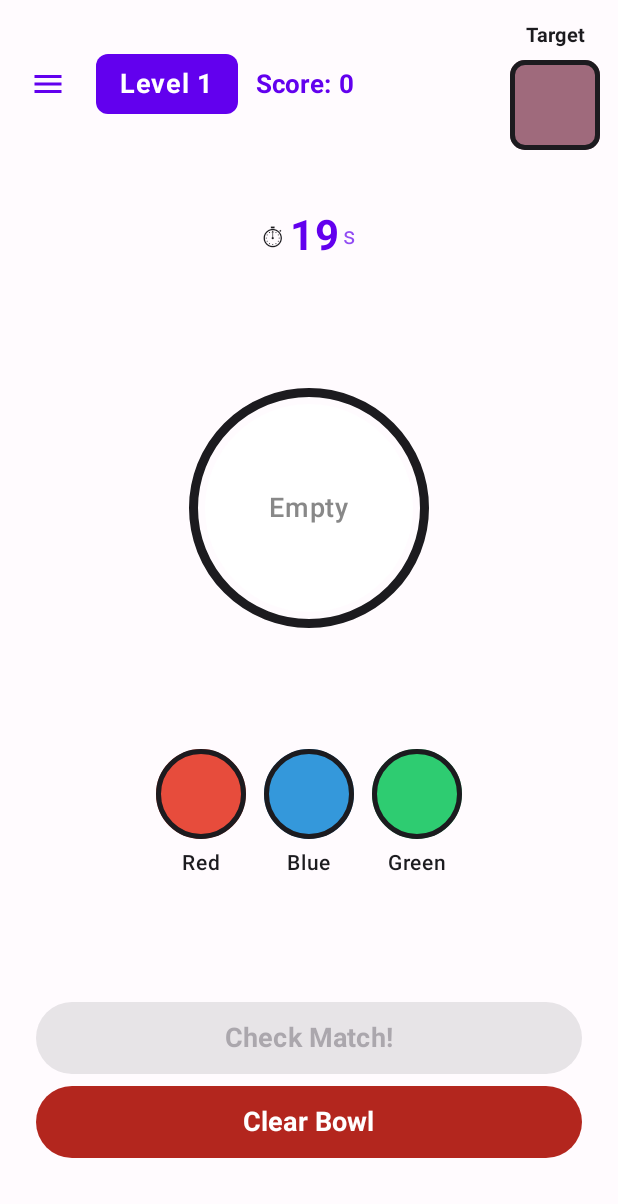
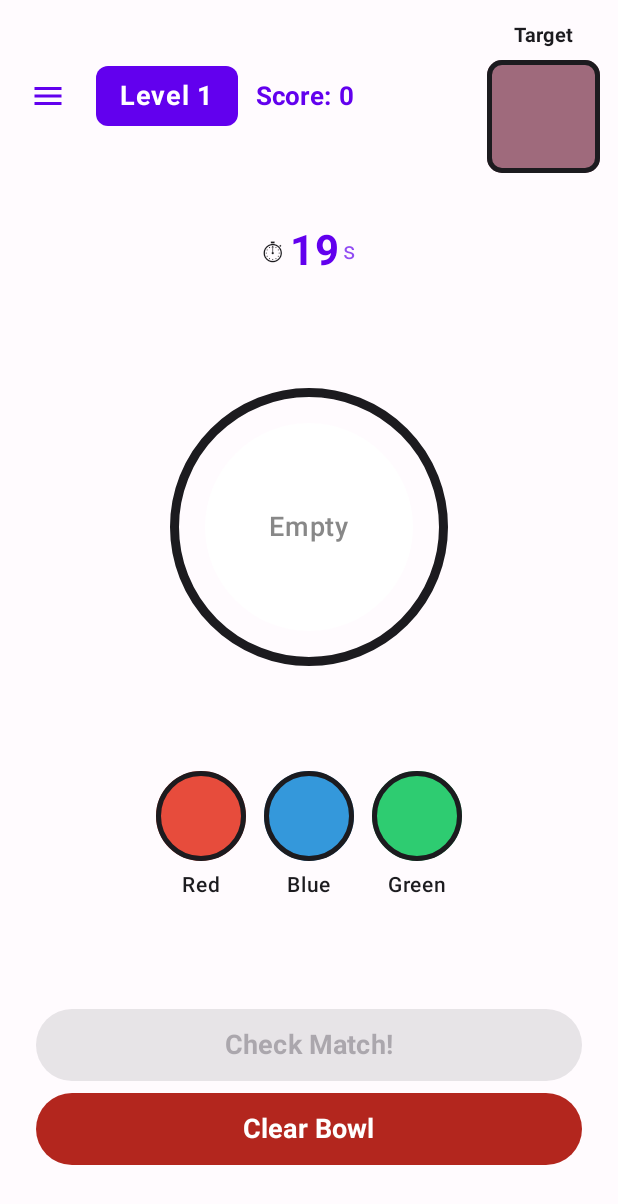
Before and after one commit to HitOdessit/ColorMixLab, an Android app built with Jetpack Compose: the screen it shows after launch (MainActivity), after a tap on "Start Game", on a phone screen of 412 x 824 dp. Shown: the top 1204 px of the screen. Run offline under Robolectric (Android 15) with nearby library versions, the phone set to English and light mode, and no system bars; 3 other taps on this screen came first.

Commit message:
adjusted size of slices in bowl

```diff
--- a/app/src/main/java/com/colormixlab/ui/components/MixingBowl.kt
+++ b/app/src/main/java/com/colormixlab/ui/components/MixingBowl.kt
@@ -118,22 +118,23 @@ fun MixingBowl(
     val isEmpty = animatedSlices.isEmpty()
 
     Box(
-        modifier = modifier.size(160.dp),
+        modifier = modifier.size(185.dp),
         contentAlignment = Alignment.Center
     ) {
         Box(
             modifier = Modifier
-                .size(160.dp)
+                .size(203.dp)
                 .border(6.dp, MaterialTheme.colorScheme.onBackground, CircleShape),
             contentAlignment = Alignment.Center
         ) {
-            Canvas(modifier = Modifier.size(160.dp)) {
+            Canvas(modifier = Modifier.size(185.dp)) {
                 val radius = size.minDimension / 2
                 val centerX = size.width / 2
                 val centerY = size.height / 2
 
-                // Calculate inner radius (75% of area = sqrt(0.75) ≈ 0.866 of radius)
-                val innerRadius = radius * sqrt(0.75f)
+                // Keep inner circle same absolute size as before (160dp * sqrt(0.75) / 2)
+                // Old inner radius was 80 * sqrt(0.75) ≈ 69.3dp
+                val innerRadius = 69.3f * density
 
                 // Draw the mixed color in the center
                 drawCircle(
--- a/app/src/main/java/com/colormixlab/ui/components/TargetColor.kt
+++ b/app/src/main/java/com/colormixlab/ui/components/TargetColor.kt
@@ -34,7 +34,7 @@ fun TargetColor(
 
         Box(
             modifier = Modifier
-                .size(60.dp)
+                .size(75.dp)
                 .border(3.dp, MaterialTheme.colorScheme.onBackground, RoundedCornerShape(10.dp))
                 .background(targetColor, RoundedCornerShape(10.dp))
         )
```
